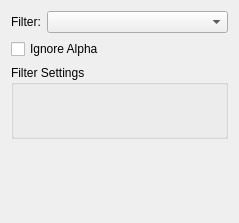
Before: the Qt Designer form krita/plugins/paintops/libpaintop/forms/wdgfilteroption.ui in KDE/krita, drawn with Qt 5.
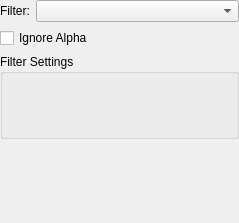
After: the same form once the commit is applied. Custom widgets are drawn as their Qt base class.

Commit message:
Lot's of margin twisting in Krita brush config UI
Among other things removed the margin from KoResourceItemChooser, as it is a widget,
only composed from other widgets, so to align properly with other widgets there should
not be a margin around it

thanks boud for review

Patch:
```diff
--- a/krita/plugins/paintops/libpaintop/forms/wdgfilteroption.ui
+++ b/krita/plugins/paintops/libpaintop/forms/wdgfilteroption.ui
@@ -11,6 +11,9 @@
    </rect>
   </property>
   <layout class="QGridLayout" name="gridLayout">
+   <property name="margin">
+    <number>0</number>
+   </property>
    <item row="0" column="0">
     <layout class="QVBoxLayout" name="verticalLayout">
      <item>
```
The commit also changes 26 other files.
